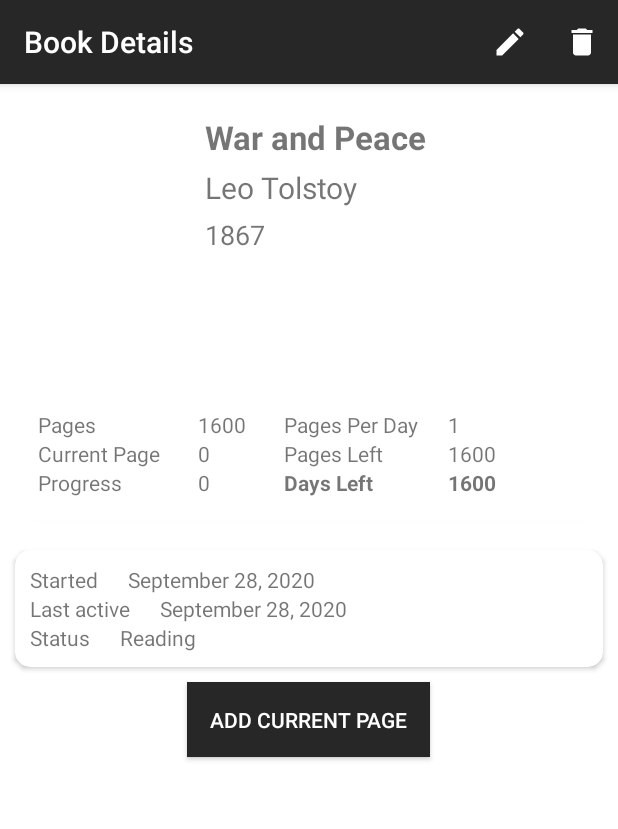
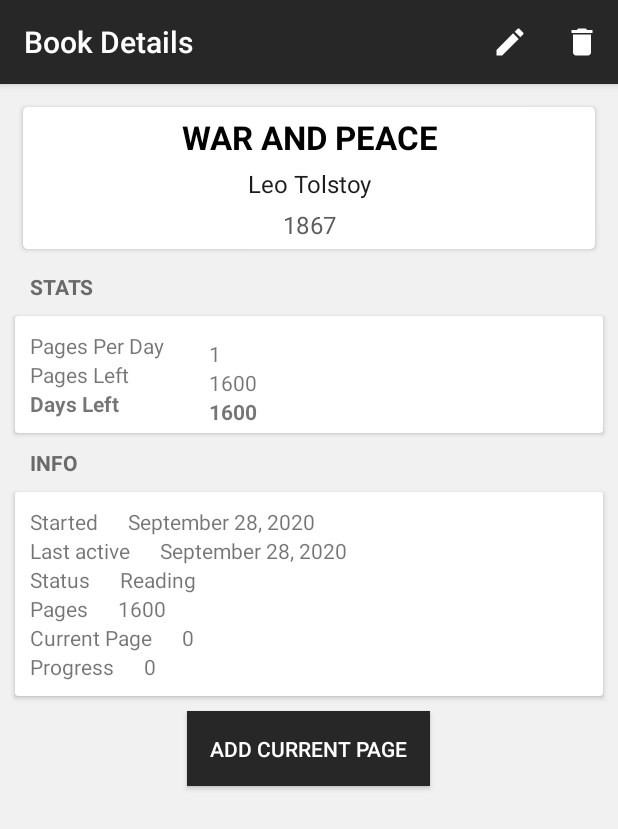
Before and after one commit to L-win/BookStats, an Android app: the screen it shows after launch (ViewBookActivity), after a tap on "1867", on a phone screen of 412 x 824 dp. Shown: the top 829 px of the screen. Run offline under Robolectric (Android 15) with nearby library versions, the phone set to English and light mode, and no system bars; our stand-ins replace Picasso, Room's generated code.

Commit message:
ui: View Book new design ui: fix

```diff
--- a/app/src/main/res/layout/activity_add_book.xml
+++ b/app/src/main/res/layout/activity_add_book.xml
@@ -2,16 +2,19 @@
 <RelativeLayout xmlns:android="http://schemas.android.com/apk/res/android"
     xmlns:app="http://schemas.android.com/apk/res-auto"
     android:layout_width="match_parent"
-    android:layout_height="match_parent">
+    android:layout_height="match_parent"
+    android:background="@color/appBackground">
 
     <LinearLayout xmlns:android="http://schemas.android.com/apk/res/android"
         xmlns:app="http://schemas.android.com/apk/res-auto"
         xmlns:tools="http://schemas.android.com/tools"
         android:layout_width="match_parent"
-        android:layout_height="match_parent"
+        android:layout_height="wrap_content"
         android:layout_margin="10dp"
         android:orientation="vertical"
-        tools:context=".ui.book.AddBookActivity">
+        tools:context=".ui.book.AddBookActivity"
+        android:background="@color/appBackground"
+        >
 
         <EditText
             android:id="@+id/edit_text_title"
--- a/app/src/main/res/layout/activity_edit_book.xml
+++ b/app/src/main/res/layout/activity_edit_book.xml
@@ -4,13 +4,15 @@
     xmlns:tools="http://schemas.android.com/tools"
     android:layout_width="match_parent"
     android:layout_height="match_parent"
+    android:background="@color/appBackground"
     tools:context=".ui.book.EditBookActivity">
 
     <LinearLayout
         android:layout_width="match_parent"
         android:layout_height="wrap_content"
-        android:padding="15dp"
-        android:orientation="vertical">
+        android:background="@color/appBackground"
+        android:orientation="vertical"
+        android:padding="15dp">
 
         <EditText
             android:id="@+id/edit_text_title_edit"
@@ -18,43 +20,47 @@
             android:layout_height="wrap_content"
             android:layout_marginTop="10dp"
             android:hint="title" />
+
         <EditText
             android:id="@+id/edit_text_author_edit"
             android:layout_width="match_parent"
             android:layout_height="wrap_content"
             android:layout_marginTop="10dp"
             android:hint="author" />
+
         <EditText
             android:id="@+id/edit_text_year_edit"
             android:layout_width="match_parent"
             android:layout_height="wrap_content"
             android:layout_marginTop="10dp"
             android:hint="year" />
+
         <EditText
             android:id="@+id/edit_text_pages_edit"
             android:layout_width="match_parent"
             android:layout_height="wrap_content"
             android:layout_marginTop="10dp"
             android:hint="pages"
-            android:inputType="number"/>
+            android:inputType="number" />
+
         <androidx.appcompat.widget.SwitchCompat
             android:id="@+id/switch_reading_status"
             android:layout_width="match_parent"
             android:layout_height="wrap_content"
             android:layout_marginTop="10dp"
-            android:text="Finished Reading"
-            />
+            android:text="Finished Reading" />
+
         <Button
             android:id="@+id/button_book_cover_change"
             android:layout_width="match_parent"
             android:layout_height="wrap_content"
             android:layout_marginTop="10dp"
-            android:text="Set Book cover"
-            />
+            android:text="Set Book cover" />
+
         <ImageView
             android:id="@+id/image_book_cover"
             android:layout_width="match_parent"
-            android:layout_height="wrap_content"/>
+            android:layout_height="wrap_content" />
 
     </LinearLayout>
 
--- a/app/src/main/res/layout/activity_view_book.xml
+++ b/app/src/main/res/layout/activity_view_book.xml
@@ -12,43 +12,36 @@
         android:layout_width="match_parent"
         android:layout_height="wrap_content"
         android:layout_margin="15dp"
-        app:cardCornerRadius="10dp">
+        app:cardCornerRadius="3dp">
 
         <RelativeLayout
             android:layout_width="match_parent"
             android:layout_height="wrap_content"
-            android:orientation="vertical"
-            android:layout_margin="5dp">
-
-            <ImageView
-                android:id="@+id/image_book_cover"
-                android:layout_width="105dp"
-                android:layout_height="140dp"
-                android:layout_marginRight="10dp"
-                android:layout_margin="5dp"
-                />
+            android:layout_margin="5dp"
+            android:orientation="vertical">
 
             <TextView
                 android:id="@+id/text_book_title"
-                android:layout_width="wrap_content"
+                android:layout_width="match_parent"
                 android:layout_height="wrap_content"
                 android:layout_marginTop="0dp"
-                android:layout_toEndOf="@+id/image_book_cover"
-                android:layout_toRightOf="@+id/image_book_cover"
+                android:gravity="center"
                 android:text="title"
+                android:textAllCaps="true"
+                android:textColor="@color/textBookTitle"
                 android:textSize="22sp"
                 android:textStyle="bold" />
 
             <TextView
                 android:id="@+id/text_book_author"
-                android:layout_width="wrap_content"
+                android:layout_width="match_parent"
                 android:layout_height="wrap_content"
                 android:layout_below="@+id/text_book_title"
                 android:layout_marginTop="5dp"
-                android:layout_toEndOf="@+id/image_book_cover"
-                android:layout_toRightOf="@+id/image_book_cover"
+                android:gravity="center"
                 android:text="author"
-                android:textSize="20sp" />
+                android:textColor="@color/textBookAuthor"
+                android:textSize="16sp" />
 
             <TextView
                 android:id="@+id/text_book_year"
@@ -56,20 +49,28 @@
                 android:layout_height="wrap_content"
                 android:layout_below="@+id/text_book_author"
                 android:layout_marginTop="5dp"
-                android:layout_toEndOf="@+id/image_book_cover"
-                android:layout_toRightOf="@+id/image_book_cover"
+                android:gravity="center"
                 android:text="year"
-                android:textSize="18sp" />
+                android:textColor="@color/textBookYear"
+                android:textSize="16sp" />
         </RelativeLayout>
 
     </androidx.cardview.widget.CardView>
+
+    <TextView
+        android:layout_width="match_parent"
+        android:layout_height="wrap_content"
+        android:layout_marginLeft="20dp"
+        android:text="STATS"
+        android:textColor="@color/textSectionHeader"
+        android:textStyle="bold" />
 
     <androidx.cardview.widget.CardView
         android:layout_width="match_parent"
         android:layout_height="wrap_content"
         android:layout_margin="10dp"
         android:layout_marginTop="5dp"
-        app:cardCornerRadius="10dp">
+        app:cardCornerRadius="2dp">
 
         <LinearLayout
             android:layout_width="match_parent"
@@ -79,59 +80,8 @@
             <LinearLayout
                 android:layout_width="wrap_content"
                 android:layout_height="wrap_content"
-                android:layout_margin="15dp"
-                android:orientation="vertical">
-
-                <TextView
-                    android:layout_width="wrap_content"
-                    android:layout_height="wrap_content"
-                    android:text="Pages" />
-
-                <TextView
-                    android:layout_width="wrap_content"
-                    android:layout_height="wrap_content"
-                    android:text="Current Page" />
-
-                <TextView
-                    android:layout_width="wrap_content"
-                    android:layout_height="wrap_content"
-                    android:text="Progress" />
-
-            </LinearLayout>
-
-            <LinearLayout
-                android:layout_width="wrap_content"
-                android:layout_height="wrap_content"
-                android:layout_marginLeft="10dp"
-                android:layout_marginTop="15dp"
-                android:orientation="vertical">
-
-                <TextView
-                    android:id="@+id/text_book_all_pages"
-                    android:layout_width="wrap_content"
-                    android:layout_height="wrap_content"
-                    android:text="v" />
-
-                <TextView
-                    android:id="@+id/text_book_curent_page"
-                    android:layout_width="wrap_content"
-                    android:layout_height="wrap_content"
-                    android:text="v" />
-
-                <TextView
-                    android:id="@+id/text_book_progress"
-                    android:layout_width="wrap_content"
-                    android:layout_height="wrap_content"
-                    android:text="v" />
-
-            </LinearLayout>
-
-            <LinearLayout
-                android:layout_width="wrap_content"
-                android:layout_height="wrap_content"
-                android:layout_marginLeft="25dp"
-                android:layout_marginTop="15dp"
-                android:orientation="vertical">
+                android:orientation="vertical"
+                android:padding="10dp">
 
                 <TextView
                     android:layout_width="wrap_content"
@@ -183,12 +133,20 @@
 
     </androidx.cardview.widget.CardView>
 
+    <TextView
+        android:layout_width="match_parent"
+        android:layout_height="wrap_content"
+        android:layout_marginLeft="20dp"
+        android:text="INFO"
+        android:textColor="@color/textSectionHeader"
+        android:textStyle="bold" />
+
     <androidx.cardview.widget.CardView
         android:layout_width="match_parent"
         android:layout_height="wrap_content"
         android:layout_margin="10dp"
         android:layout_marginTop="5dp"
-        app:cardCornerRadius="10dp">
+        app:cardCornerRadius="2dp">
 
         <LinearLayout
             android:layout_width="wrap_content"
@@ -254,6 +212,64 @@
                     android:text="v" />
             </LinearLayout>
 
+            <LinearLayout
+                android:layout_width="match_parent"
+                android:layout_height="wrap_content"
+                android:orientation="horizontal">
+
+                <TextView
+                    android:layout_width="wrap_content"
+                    android:layout_height="wrap_content"
+                    android:text="Pages" />
+
+                <TextView
+                    android:id="@+id/text_book_all_pages"
+                    android:layout_width="wrap_content"
+                    android:layout_height="wrap_content"
+                    android:layout_marginStart="20dp"
+                    android:layout_marginLeft="20dp"
+                    android:text="v" />
+
+            </LinearLayout>
+
+            <LinearLayout
+                android:layout_width="match_parent"
+                android:layout_height="wrap_content"
+                android:orientation="horizontal">
+
+                <TextView
+                    android:layout_width="wrap_content"
+                    android:layout_height="wrap_content"
+                    android:text="Current Page" />
+
+                <TextView
+                    android:id="@+id/text_book_curent_page"
+                    android:layout_width="wrap_content"
+                    android:layout_height="wrap_content"
+                    android:layout_marginStart="20dp"
+                    android:layout_marginLeft="20dp"
+                    android:text="v" />
+            </LinearLayout>
+
+            <LinearLayout
+                android:layout_width="match_parent"
+                android:layout_height="wrap_content"
+                android:orientation="horizontal">
+
+                <TextView
+                    android:layout_width="wrap_content"
+                    android:layout_height="wrap_content"
+                    android:text="Progress" />
+
+                <TextView
+                    android:id="@+id/text_book_progress"
+                    android:layout_width="wrap_content"
+                    android:layout_height="wrap_content"
+                    android:layout_marginStart="20dp"
+                    android:layout_marginLeft="20dp"
+                    android:text="v" />
+            </LinearLayout>
+
         </LinearLayout>
 
     </androidx.cardview.widget.CardView>
@@ -262,10 +278,9 @@
         android:id="@+id/button_add_current_page"
         android:layout_width="wrap_content"
         android:layout_height="wrap_content"
+        android:layout_gravity="center"
+        android:background="@color/colorPrimary"
         android:padding="15dp"
-        android:layout_gravity="center"
         android:text="Add Current Page"
-        android:background="@color/colorPrimary"
-        android:textColor="@color/buttonAddPageText"
-        />
+        android:textColor="@color/buttonAddPageText" />
 </LinearLayout>
--- a/app/src/main/res/layout/book_adapter.xml
+++ b/app/src/main/res/layout/book_adapter.xml
@@ -7,9 +7,8 @@
     android:layout_marginTop="8dp"
     android:layout_marginEnd="8dp"
     android:layout_marginBottom="8dp"
-    app:cardCornerRadius="10sp"
     android:minHeight="100dp"
-    >
+    app:cardCornerRadius="10sp">
 
     <RelativeLayout
         android:layout_width="wrap_content"
@@ -36,9 +35,8 @@
             android:maxLines="1"
             android:paddingBottom="10sp"
             android:text="Title"
-            android:textSize="20sp"
             android:textColor="@color/cardTextTitle"
-            />
+            android:textSize="20sp" />
 
         <TextView
             android:id="@+id/text_view_author"
--- a/app/src/main/res/layout/fragment_finished_books.xml
+++ b/app/src/main/res/layout/fragment_finished_books.xml
@@ -5,7 +5,9 @@
     android:id="@+id/main_layout"
     android:layout_width="match_parent"
     android:layout_height="match_parent"
-    tools:context=".ui.home.HomeFragment">
+    tools:context=".ui.home.HomeFragment"
+    android:background="@color/appBackground"
+    >
 
     <ProgressBar
         android:id="@+id/progress_bar"
--- a/app/src/main/res/layout/fragment_home.xml
+++ b/app/src/main/res/layout/fragment_home.xml
@@ -6,6 +6,7 @@
     android:id="@+id/main_layout"
     android:layout_width="match_parent"
     android:layout_height="match_parent"
+    android:background="@color/appBackground"
     tools:context=".ui.home.HomeFragment">
 
     <ProgressBar
--- a/app/src/main/res/values/colors.xml
+++ b/app/src/main/res/values/colors.xml
@@ -6,14 +6,21 @@
     <color name="colorPrimaryDark">#000000</color>
     <color name="colorAccent">#03DAC5</color>
 
-    <color name="appBackground">#FFFFFF</color>
+    <color name="appBackground">#F1F1F1</color>
     <color name="cardBackground">#A1A1A1</color>
 
+    <!-- VIEW BOOK -->
+    <color name="textBookTitle">#000000</color>
+    <color name="textBookAuthor">#1C1C1C</color>
+    <color name="textBookYear">#5E5E5E</color>
+    <color name="textSectionHeader">#6A6A6A</color>
     <color name="buttonAddPageText">#FFFFFF</color>
     <color name="buttonAddPageBackground">#77DC7C</color>
 
+    <!-- HOME -->
     <color name="cardTextTitle">#121212</color>
 
+    <!-- ABOUT -->
     <color name="aboutTextMain">#171717</color>
     <color name="aboutTetxtSecond">#656464</color>
 
```
